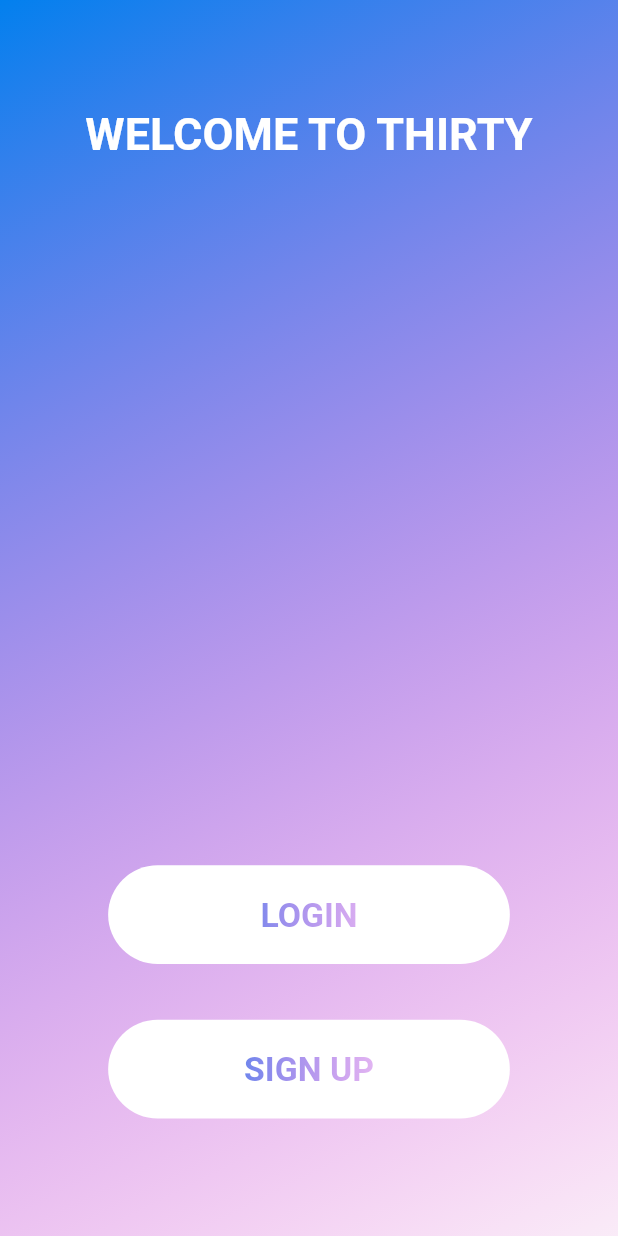
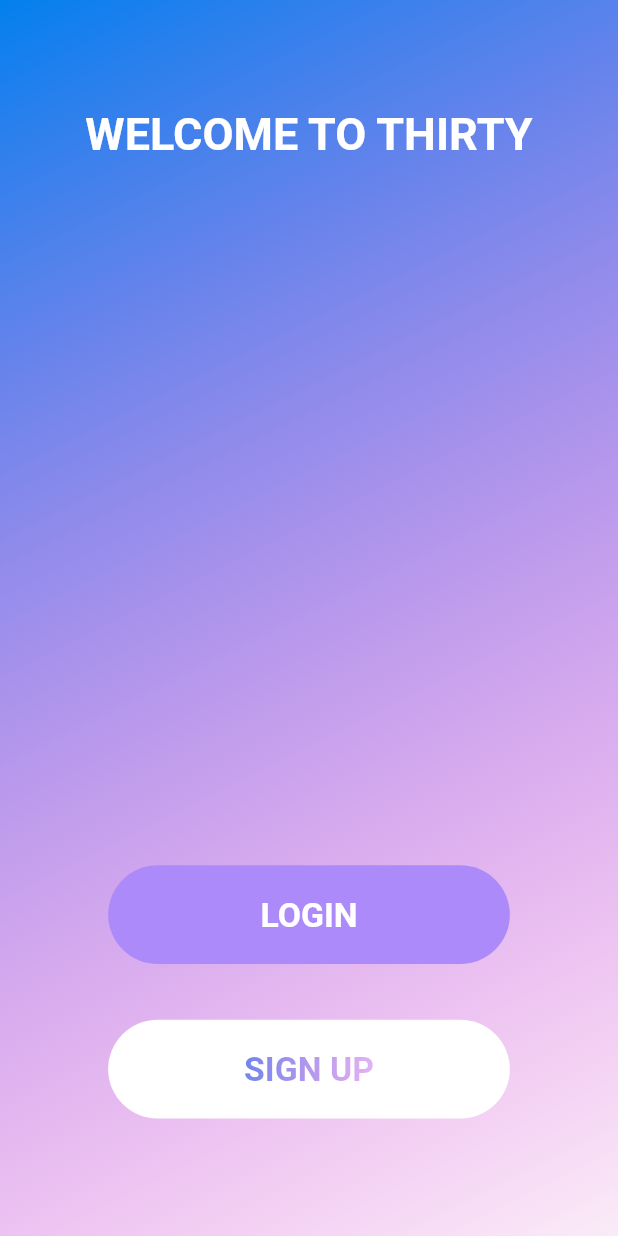
Before and after one commit to Omine100/Thirty, a Flutter app: the screen it shows after launch, on a phone screen of 412 x 824 dp. Run offline on Flutter 3.47's test engine with Material 2 defaults, Android fonts, the phone set to English and light mode, and no system bars; our stand-ins replace cloud_firestore, firebase_auth; accounts and stored records are empty.

Commit message:
Working on login.dart

```diff
--- a/thirty_1.0/thirty/lib/pages/welcome.dart
+++ b/thirty_1.0/thirty/lib/pages/welcome.dart
@@ -31,7 +31,6 @@ class _WelcomeScreenState extends State<WelcomeScreen> {
   @override
   void initState() {
     super.initState();
-    _isSignIn = true;
     _isLoading = false;
     _isVisible = false;
   }
@@ -45,13 +44,20 @@ class _WelcomeScreenState extends State<WelcomeScreen> {
           context, false, "welcomeSignInSignUpButtonDimension"),
       decoration: BoxDecoration(
         borderRadius: BorderRadius.circular(90.0),
-        color: Theme.of(context).colorScheme.welcomeSignInSignUpButtonColor,
+        color: isSignIn
+            ? Theme.of(context).colorScheme.welcomeSignInButtonColor
+            : Theme.of(context).colorScheme.welcomeSignUpButtonColor,
       ),
       child: Center(
         child: Text(
           isSignIn ? "LOGIN" : "SIGN UP",
           style: TextStyle(
-            foreground: Paint()..shader = linearGradient,
+            foreground: isSignIn
+                ? (Paint()
+                  ..color = Theme.of(context)
+                      .colorScheme
+                      .welcomeSignInButtonTextColor)
+                : (Paint()..shader = linearGradient),
             fontSize: Theme.of(context)
                 .textTheme
                 .welcomeSignInSignUpButtonTextFontSize,
@@ -102,10 +108,14 @@ class _WelcomeScreenState extends State<WelcomeScreen> {
                   context,
                   GestureDetector(
                     onTap: () {
+                      _isSignIn = true;
                       Navigator.push(
                           context,
                           MaterialPageRoute(
-                              builder: (context) => LoginScreen()));
+                              builder: (context) => LoginScreen(
+                                    signInCallback: widget.signInCallback,
+                                    isSignIn: _isSignIn,
+                                  )));
                     },
                     child: showSignInSignUpButton(
                         true,
@@ -126,10 +136,14 @@ class _WelcomeScreenState extends State<WelcomeScreen> {
                   context,
                   GestureDetector(
                     onTap: () {
+                      _isSignIn = false;
                       Navigator.push(
                           context,
                           MaterialPageRoute(
-                              builder: (context) => LoginScreen()));
+                              builder: (context) => LoginScreen(
+                                    signInCallback: widget.signInCallback,
+                                    isSignIn: _isSignIn,
+                                  )));
                     },
                     child: showSignInSignUpButton(
                         false,
--- a/thirty_1.0/thirty/lib/standards/themes.dart
+++ b/thirty_1.0/thirty/lib/standards/themes.dart
@@ -10,7 +10,9 @@ extension CustomColorScheme on ColorScheme {
   Color get interfaceStandardsProgressIndicatorColor => const Color(0xFFFFFFFF);
 
   Color get welcomeTitleColor => const Color(0xFFFFFFFF);
-  Color get welcomeSignInSignUpButtonColor => const Color(0xFFFFFFFF);
+  Color get welcomeSignInButtonColor => const Color(0xFFAD8AF9);
+  Color get welcomeSignInButtonTextColor => const Color(0xFFFFFFFF);
+  Color get welcomeSignUpButtonColor => const Color(0xFFFFFFFF);
 
   Color get loginTitleColor => const Color(0xFFFFFFFF);
   Color get loginTextInputColor => const Color(0xFFEEEEEE);
```
Also changed, not shown: thirty_1.0/thirty/lib/pages/login.dart (+26 -3 lines).
